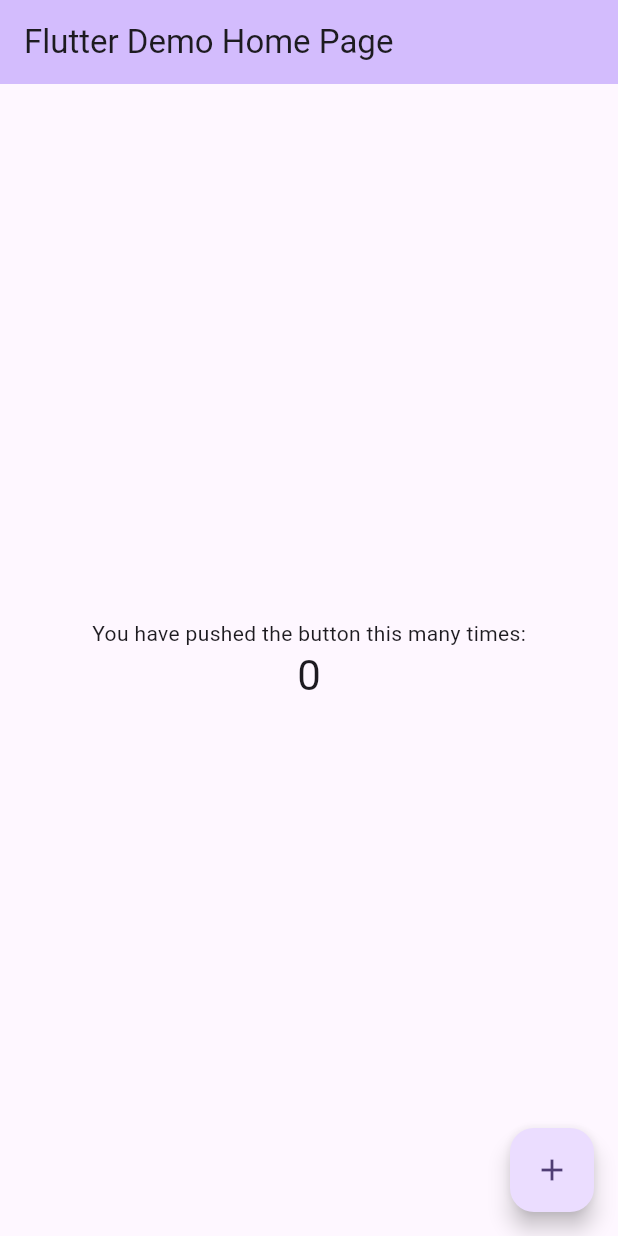
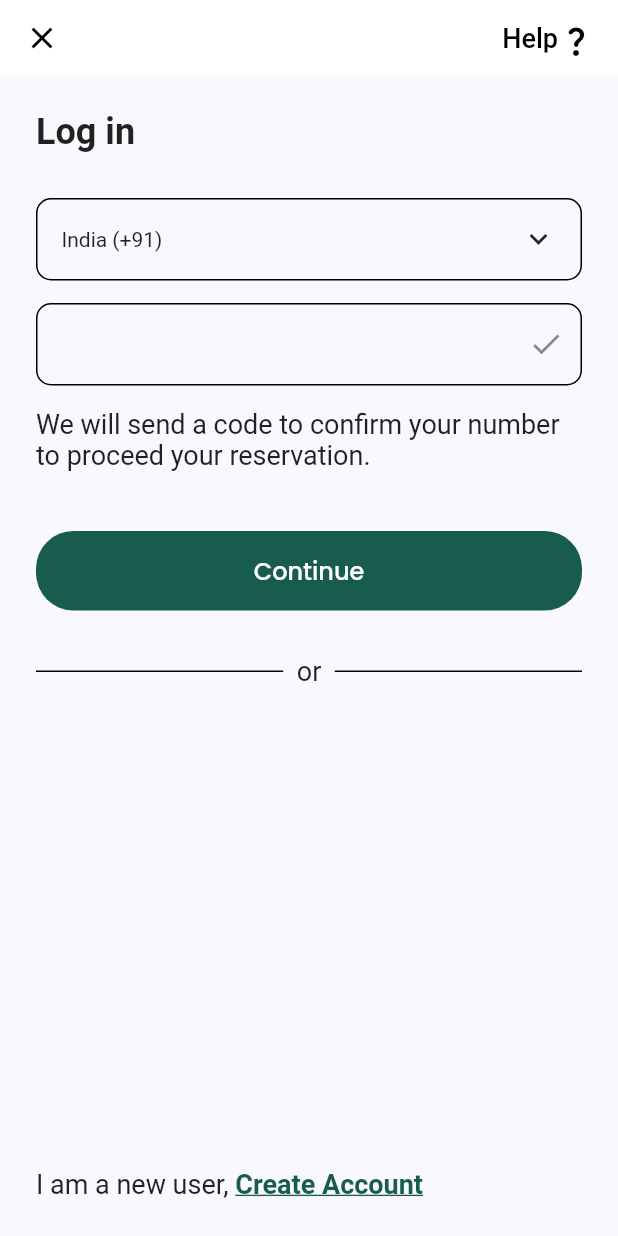
Before and after one commit to DilipKumar64/beauty, a Flutter app: the screen it shows after launch, on a phone screen of 412 x 824 dp. Run offline on Flutter 3.47's test engine with Material 2 defaults, Android fonts, the phone set to English and light mode, and no system bars; our stand-ins replace flutter_screenutil, google_fonts; missing offline and left inert: fl_country_code_picker.

Commit message:
auth screen

```diff
--- /dev/null
+++ b/lib/constants.dart
@@ -0,0 +1,45 @@
+import 'package:flutter/material.dart';
+import 'package:flutter_screenutil/flutter_screenutil.dart';
+import 'package:google_fonts/google_fonts.dart';
+
+// colors
+
+const kPrimaryColor = Color(0xff175c4c);
+const kTextColor = Color(0xFF3C4046);
+const kBackgroundColor = Color(0xFFF9F8FD);
+const kSelectedNavBarColor = Color(0xff165b4b);
+const kUnselectedNavBarColor = Colors.black;
+
+TextTheme textTheme = TextTheme(
+  displayLarge: GoogleFonts.roboto(
+      fontSize: 48, fontWeight: FontWeight.w700, color: Colors.white),
+  displayMedium: GoogleFonts.poppins(
+      fontSize: 58, fontWeight: FontWeight.w300, letterSpacing: -0.5),
+  displaySmall: GoogleFonts.poppins(fontSize: 46, fontWeight: FontWeight.w400),
+  headlineMedium: GoogleFonts.poppins(
+      fontSize: 33,
+      fontWeight: FontWeight.w600,
+      letterSpacing: 0.25,
+      color: const Color(0xFF343046)),
+  headlineSmall: GoogleFonts.poppins(fontSize: 23, fontWeight: FontWeight.w700),
+  titleLarge: GoogleFonts.poppins(
+      fontSize: 19, fontWeight: FontWeight.w500, letterSpacing: 0.15),
+  titleMedium: GoogleFonts.poppins(
+      fontSize: 16, fontWeight: FontWeight.w500, color: Colors.white),
+  titleSmall: GoogleFonts.poppins(
+      fontSize: 13, fontWeight: FontWeight.w500, letterSpacing: 0.1),
+  bodyLarge: GoogleFonts.poppins(
+      fontSize: 15, fontWeight: FontWeight.w400, letterSpacing: 0.5),
+  bodyMedium: GoogleFonts.poppins(
+      fontSize: 13, fontWeight: FontWeight.w400, letterSpacing: 0.25),
+  bodySmall: GoogleFonts.poppins(
+      fontSize: 12, fontWeight: FontWeight.w400, letterSpacing: 0.4),
+  labelLarge: GoogleFonts.poppins(
+    fontSize: 20,
+    fontWeight: FontWeight.w500,
+  ),
+  labelSmall: GoogleFonts.poppins(
+      fontSize: 10, fontWeight: FontWeight.w400, letterSpacing: 1.5),
+);
+// ignore: constant_identifier_names
+const String USER_LOGGED_IN = 'isUserLoggedIn';
--- a/lib/main.dart
+++ b/lib/main.dart
@@ -1,125 +1,42 @@
+import 'package:beauty/constants.dart';
+import 'package:beauty/router.dart';
+import 'package:beauty/screens/auth/auth_screen.dart';
 import 'package:flutter/material.dart';
 
 void main() {
   runApp(const MyApp());
 }
 
-class MyApp extends StatelessWidget {
+class MyApp extends StatefulWidget {
   const MyApp({super.key});
 
-  // This widget is the root of your application.
   @override
-  Widget build(BuildContext context) {
-    return MaterialApp(
-      title: 'Flutter Demo',
-      theme: ThemeData(
-        // This is the theme of your application.
-        //
-        // TRY THIS: Try running your application with "flutter run". You'll see
-        // the application has a blue toolbar. Then, without quitting the app,
-        // try changing the seedColor in the colorScheme below to Colors.green
-        // and then invoke "hot reload" (save your changes or press the "hot
-        // reload" button in a Flutter-supported IDE, or press "r" if you used
-        // the command line to start the app).
-        //
-        // Notice that the counter didn't reset back to zero; the application
-        // state is not lost during the reload. To reset the state, use hot
-        // restart instead.
-        //
-        // This works for code too, not just values: Most code changes can be
-        // tested with just a hot reload.
-        colorScheme: ColorScheme.fromSeed(seedColor: Colors.deepPurple),
-        useMaterial3: true,
-      ),
-      home: const MyHomePage(title: 'Flutter Demo Home Page'),
-    );
-  }
+  State<MyApp> createState() => _MyAppState();
 }
 
-class MyHomePage extends StatefulWidget {
-  const MyHomePage({super.key, required this.title});
-
-  // This widget is the home page of your application. It is stateful, meaning
-  // that it has a State object (defined below) that contains fields that affect
-  // how it looks.
-
-  // This class is the configuration for the state. It holds the values (in this
-  // case the title) provided by the parent (in this case the App widget) and
-  // used by the build method of the State. Fields in a Widget subclass are
-  // always marked "final".
-
-  final String title;
-
+class _MyAppState extends State<MyApp> {
   @override
-  State<MyHomePage> createState() => _MyHomePageState();
-}
-
-class _MyHomePageState extends State<MyHomePage> {
-  int _counter = 0;
-
-  void _incrementCounter() {
-    setState(() {
-      // This call to setState tells the Flutter framework that something has
-      // changed in this State, which causes it to rerun the build method below
-      // so that the display can reflect the updated values. If we changed
-      // _counter without calling setState(), then the build method would not be
-      // called again, and so nothing would appear to happen.
-      _counter++;
-    });
+  void initState() {
+    super.initState();
   }
 
   @override
   Widget build(BuildContext context) {
-    // This method is rerun every time setState is called, for instance as done
-    // by the _incrementCounter method above.
-    //
-    // The Flutter framework has been optimized to make rerunning build methods
-    // fast, so that you can just rebuild anything that needs updating rather
-    // than having to individually change instances of widgets.
-    return Scaffold(
-      appBar: AppBar(
-        // TRY THIS: Try changing the color here to a specific color (to
-        // Colors.amber, perhaps?) and trigger a hot reload to see the AppBar
-        // change color while the other colors stay the same.
-        backgroundColor: Theme.of(context).colorScheme.inversePrimary,
-        // Here we take the value from the MyHomePage object that was created by
-        // the App.build method, and use it to set our appbar title.
-        title: Text(widget.title),
-      ),
-      body: Center(
-        // Center is a layout widget. It takes a single child and positions it
-        // in the middle of the parent.
-        child: Column(
-          // Column is also a layout widget. It takes a list of children and
-          // arranges them vertically. By default, it sizes itself to fit its
-          // children horizontally, and tries to be as tall as its parent.
-          //
-          // Column has various properties to control how it sizes itself and
-          // how it positions its children. Here we use mainAxisAlignment to
-          // center the children vertically; the main axis here is the vertical
-          // axis because Columns are vertical (the cross axis would be
-          // horizontal).
-          //
-          // TRY THIS: Invoke "debug painting" (choose the "Toggle Debug Paint"
-          // action in the IDE, or press "p" in the console), to see the
-          // wireframe for each widget.
-          mainAxisAlignment: MainAxisAlignment.center,
-          children: <Widget>[
-            const Text(
-              'You have pushed the button this many times:',
-            ),
-            Text(
-              '$_counter',
-              style: Theme.of(context).textTheme.headlineMedium,
-            ),
-          ],
+    return MaterialApp(
+      title: 'Amazon cline',
+      debugShowCheckedModeBanner: false,
+      theme: ThemeData(
+        scaffoldBackgroundColor: kBackgroundColor,
+        colorScheme: const ColorScheme.light(primary: kPrimaryColor),
+        appBarTheme: const AppBarTheme(
+          elevation: 0,
+          iconTheme: IconThemeData(
+            color: Colors.black,
+          ),
         ),
       ),
-      floatingActionButton: FloatingActionButton(
-        onPressed: _incrementCounter,
-        tooltip: 'Increment',
-        child: const Icon(Icons.add),
-      ), // This trailing comma makes auto-formatting nicer for build methods.
+      onGenerateRoute: (settings) => generateRoute(settings),
+      home: const AuthScreen(),
     );
   }
 }
--- /dev/null
+++ b/lib/router.dart
@@ -0,0 +1,18 @@
+import 'package:beauty/screens/auth/auth_screen.dart';
+import 'package:flutter/material.dart';
+
+Route<dynamic> generateRoute(RouteSettings routeSettings) {
+  switch (routeSettings.name) {
+    case AuthScreen.routeName:
+      return MaterialPageRoute(
+        settings: routeSettings,
+        builder: (_) => const AuthScreen(),
+      );
+
+    default:
+      return MaterialPageRoute(
+          builder: (_) => const Center(
+                child: Text('4o4 page not found'),
+              ));
+  }
+}
--- /dev/null
+++ b/lib/screens/auth/auth_screen.dart
@@ -0,0 +1,161 @@
+import 'package:fl_country_code_picker/fl_country_code_picker.dart';
+import 'package:flutter/material.dart';
+
+import '../../constants.dart';
+
+class AuthScreen extends StatefulWidget {
+  const AuthScreen({super.key});
+  static const String routeName = '/auth';
+
+  @override
+  State<AuthScreen> createState() => _AuthScreenState();
+}
+
+class _AuthScreenState extends State<AuthScreen> {
+  /// Default.
+  final countryPicker = const FlCountryCodePicker();
+  @override
+  Widget build(BuildContext context) {
+    Size size = MediaQuery.of(context).size;
+    return Scaffold(
+      appBar: PreferredSize(
+        preferredSize: Size.fromHeight(50),
+        child: AppBar(
+            flexibleSpace: Container(
+              color: Colors.white,
+            ),
+            title: const Row(
+              mainAxisAlignment: MainAxisAlignment.spaceBetween,
+              children: [
+                Icon(Icons.close),
+                SizedBox(
+                  height: 20,
+                  child: Row(
+                    crossAxisAlignment: CrossAxisAlignment.center,
+                    children: [
+                      Text(
+                        'Help',
+                        style: TextStyle(color: Colors.black, fontSize: 18),
+                      ),
+                      Icon(
+                        Icons.question_mark_rounded,
+                        color: Colors.black,
+                      )
+                    ],
+                  ),
+                )
+              ],
+            )),
+      ),
+      body: Padding(
+        padding: const EdgeInsets.all(24.0),
+        child: Column(
+          mainAxisAlignment: MainAxisAlignment.spaceBetween,
+          crossAxisAlignment: CrossAxisAlignment.start,
+          children: [
+            Column(
+              crossAxisAlignment: CrossAxisAlignment.start,
+              children: [
+                const Text(
+                  'Log in',
+                  style: TextStyle(fontSize: 24, fontWeight: FontWeight.bold),
+                ),
+                const SizedBox(height: 30),
+                Container(
+                  padding: const EdgeInsets.symmetric(horizontal: 16.0),
+                  height: 55,
+                  decoration: BoxDecoration(
+                    border: Border.all(),
+                    borderRadius: BorderRadius.circular(10),
+                  ),
+                  child: const Row(
+                    mainAxisAlignment: MainAxisAlignment.spaceBetween,
+                    children: [
+                      Text('India (+91)'),
+                      Icon(Icons.keyboard_arrow_down)
+                    ],
+                  ),
+                ),
+                const SizedBox(height: 15),
+                SizedBox(
+                  height: 55,
+                  child: TextFormField(
+                    decoration: InputDecoration(
+                      contentPadding: const EdgeInsets.all(24.0),
+                      enabledBorder: OutlineInputBorder(
+                          borderSide: const BorderSide(width: 1),
+                          borderRadius: BorderRadius.circular(10)),
+                      focusedBorder: OutlineInputBorder(
+                          borderSide: const BorderSide(width: 1),
+                          borderRadius: BorderRadius.circular(10)),
+                      suffixIcon: const Icon(Icons.check),
+                    ),
+                  ),
+                ),
+                const SizedBox(height: 15),
+                const Text(
+                  'We will send a code to confirm your number to proceed your reservation.',
+                  maxLines: 2,
+                  style: TextStyle(fontSize: 18),
+                ),
+                const SizedBox(height: 40),
+                Container(
+                  height: 53,
+                  width: size.width,
+                  decoration: BoxDecoration(
+                      borderRadius: BorderRadius.circular(25),
+                      color: kPrimaryColor),
+                  child: Center(
+                    child: Text(
+                      'Continue',
+                      style: textTheme.titleMedium,
+                    ),
+                  ),
+                ),
+                const SizedBox(height: 30),
+                Row(
+                  mainAxisAlignment: MainAxisAlignment.spaceBetween,
+                  children: [
+                    Container(
+                      height: 1,
+                      width: size.width * 0.4,
+                      color: Colors.black,
+                    ),
+                    const Text(
+                      'or',
+                      style: TextStyle(fontSize: 18),
+                    ),
+                    Container(
+                      height: 1,
+                      width: size.width * 0.4,
+                      color: Colors.black,
+                    ),
+                  ],
+                ),
+              ],
+            ),
+            Row(
+              children: [
+                const Text(
+                  'I am a new user, ',
+                  style: TextStyle(fontSize: 18),
+                ),
+                InkWell(
+                  onTap: () {},
+                  child: const Text(
+                    'Create Account',
+                    style: TextStyle(
+                        decoration: TextDecoration.underline,
+                        fontSize: 18,
+                        fontWeight: FontWeight.bold,
+                        color: kPrimaryColor),
+                  ),
+                )
+              ],
+            )
+          ],
+        ),
+      ),
+    );
+  }
+}
--- a/pubspec.yaml
+++ b/pubspec.yaml
@@ -35,6 +35,9 @@ dependencies:
   # The following adds the Cupertino Icons font to your application.
   # Use with the CupertinoIcons class for iOS style icons.
   cupertino_icons: ^1.0.2
+  google_fonts: ^5.1.0
+  flutter_screenutil: ^5.9.0
+  fl_country_code_picker: ^0.1.5
 
 dev_dependencies:
   flutter_test:
```
Also changed, not shown: pubspec.lock, 1 other file.
